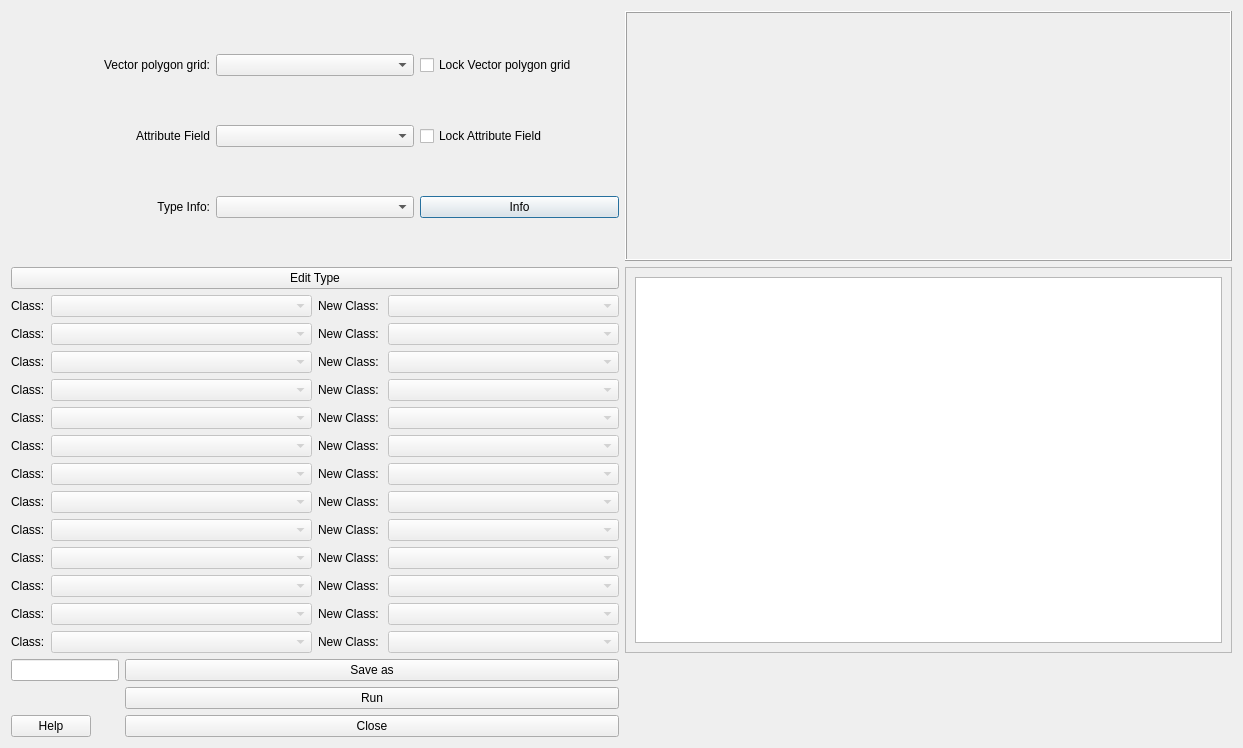
The window that urban_type_creator/tabs/urban_type_creator_tab.ui (gusbacos/SUEWS-Database-manager) describes before a commit, drawn with Qt 5.
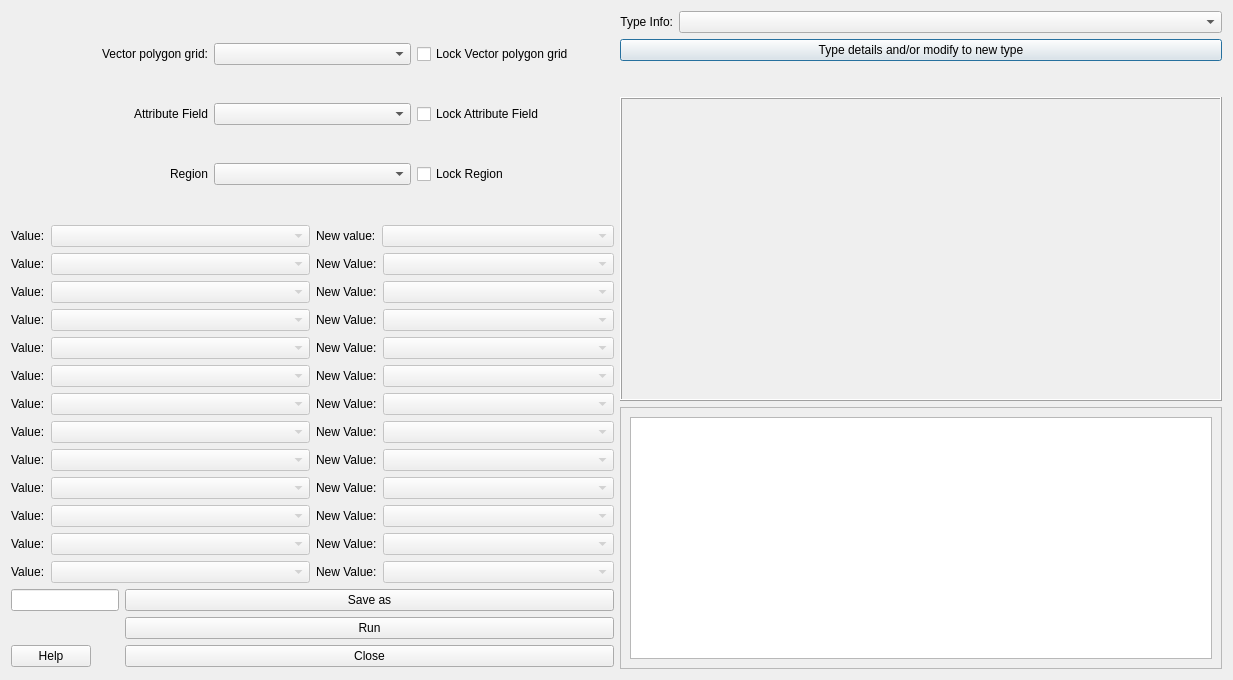
The same window after the commit. Custom widgets are drawn as their Qt base class.

Patch:
```diff
--- a/urban_type_creator/tabs/urban_type_creator_tab.ui
+++ b/urban_type_creator/tabs/urban_type_creator_tab.ui
@@ -6,19 +6,29 @@
    <rect>
     <x>0</x>
     <y>0</y>
-    <width>1243</width>
-    <height>689</height>
+    <width>1233</width>
+    <height>680</height>
    </rect>
   </property>
   <property name="windowTitle">
    <string>Urban_type_creator</string>
   </property>
   <layout class="QGridLayout" name="gridLayout_2">
-   <item row="0" column="0">
+   <item row="0" column="0" rowspan="2">
     <layout class="QGridLayout" name="gridLayout">
      <property name="sizeConstraint">
       <enum>QLayout::SetMaximumSize</enum>
      </property>
+     <item row="1" column="0">
+      <widget class="QLabel" name="label_2">
+       <property name="text">
+        <string>Attribute Field</string>
+       </property>
+       <property name="alignment">
+        <set>Qt::AlignRight|Qt::AlignTrailing|Qt::AlignVCenter</set>
+       </property>
+      </widget>
+     </item>
      <item row="1" column="2">
       <widget class="QCheckBox" name="checkBoxA">
        <property name="text">
@@ -26,57 +36,27 @@
        </property>
       </widget>
      </item>
-     <item row="2" column="1">
-      <widget class="QComboBox" name="comboBoxType">
-       <property name="enabled">
-        <bool>true</bool>
-       </property>
-       <property name="currentIndex">
-        <number>-1</number>
-       </property>
-      </widget>
-     </item>
-     <item row="0" column="2">
-      <widget class="QCheckBox" name="checkBoxV">
-       <property name="text">
-        <string>Lock Vector polygon grid</string>
-       </property>
-      </widget>
-     </item>
      <item row="2" column="2">
-      <widget class="QPushButton" name="typeInfoButton">
+      <widget class="QCheckBox" name="checkBoxA_2">
        <property name="text">
-        <string>Info</string>
+        <string>Lock Region</string>
        </property>
       </widget>
      </item>
      <item row="2" column="0">
-      <widget class="QLabel" name="label_4">
+      <widget class="QLabel" name="label_3">
        <property name="text">
-        <string>Type Info:</string>
+        <string>Region</string>
        </property>
        <property name="alignment">
         <set>Qt::AlignRight|Qt::AlignTrailing|Qt::AlignVCenter</set>
        </property>
       </widget>
      </item>
-     <item row="0" column="0">
-      <widget class="QLabel" name="label">
-       <property name="text">
-        <string>Vector polygon grid:</string>
-       </property>
-       <property name="alignment">
-        <set>Qt::AlignRight|Qt::AlignTrailing|Qt::AlignVCenter</set>
-       </property>
-      </widget>
-     </item>
-     <item row="1" column="0">
-      <widget class="QLabel" name="label_2">
-       <property name="text">
-        <string>Attribute Field</string>
-       </property>
-       <property name="alignment">
-        <set>Qt::AlignRight|Qt::AlignTrailing|Qt::AlignVCenter</set>
+     <item row="1" column="1">
+      <widget class="QComboBox" name="comboBoxField">
+       <property name="enabled">
+        <bool>true</bool>
        </property>
       </widget>
      </item>
@@ -90,8 +70,25 @@
        </property>
       </widget>
      </item>
-     <item row="1" column="1">
-      <widget class="QComboBox" name="comboBoxField">
+     <item row="0" column="0">
+      <widget class="QLabel" name="label">
+       <property name="text">
+        <string>Vector polygon grid:</string>
+       </property>
+       <property name="alignment">
+        <set>Qt::AlignRight|Qt::AlignTrailing|Qt::AlignVCenter</set>
+       </property>
+      </widget>
+     </item>
+     <item row="0" column="2">
+      <widget class="QCheckBox" name="checkBoxV">
+       <property name="text">
+        <string>Lock Vector polygon grid</string>
+       </property>
+      </widget>
+     </item>
+     <item row="2" column="1">
+      <widget class="QComboBox" name="comboBoxField_2">
        <property name="enabled">
         <bool>true</bool>
        </property>
@@ -100,6 +97,40 @@
     </layout>
    </item>
    <item row="0" column="1">
+    <layout class="QFormLayout" name="formLayout">
+     <item row="0" column="0">
+      <widget class="QLabel" name="label_4">
+       <property name="text">
+        <string>Type Info:</string>
+       </property>
+       <property name="alignment">
+        <set>Qt::AlignRight|Qt::AlignTrailing|Qt::AlignVCenter</set>
+       </property>
+      </widget>
+     </item>
+     <item row="0" column="1">
+      <widget class="QComboBox" name="comboBoxType">
+       <property name="enabled">
+        <bool>true</bool>
+       </property>
+       <property name="currentIndex">
+        <number>-1</number>
+       </property>
+      </widget>
+     </item>
+     <item row="1" column="0" colspan="2">
+      <widget class="QPushButton" name="editTypeButton">
+       <property name="enabled">
+        <bool>true</bool>
+       </property>
+       <property name="text">
+        <string>Type details and/or modify to new type</string>
+       </property>
+      </widget>
+     </item>
+    </layout>
+   </item>
+   <item row="1" column="1" rowspan="2">
     <widget class="QLabel" name="Qlabel">
      <property name="sizePolicy">
       <sizepolicy hsizetype="Preferred" vsizetype="Fixed">
@@ -136,57 +167,14 @@
      </property>
     </widget>
    </item>
-   <item row="1" column="0">
-    <widget class="QPushButton" name="editClassButton_1">
-     <property name="enabled">
-      <bool>true</bool>
-     </property>
-     <property name="text">
-      <string>Edit Type</string>
-     </property>
-    </widget>
-   </item>
-   <item row="1" column="1" rowspan="2">
-    <widget class="QFrame" name="frame">
-     <property name="sizePolicy">
-      <sizepolicy hsizetype="Preferred" vsizetype="Preferred">
-       <horstretch>0</horstretch>
-       <verstretch>0</verstretch>
-      </sizepolicy>
-     </property>
-     <property name="minimumSize">
-      <size>
-       <width>0</width>
-       <height>250</height>
-      </size>
-     </property>
-     <property name="maximumSize">
-      <size>
-       <width>16777215</width>
-       <height>500</height>
-      </size>
-     </property>
-     <property name="frameShape">
-      <enum>QFrame::StyledPanel</enum>
-     </property>
-     <property name="frameShadow">
-      <enum>QFrame::Raised</enum>
-     </property>
-     <layout class="QVBoxLayout" name="verticalLayout">
-      <item>
-       <widget class="QTextBrowser" name="textBrowser"/>
-      </item>
-     </layout>
-    </widget>
-   </item>
-   <item row="2" column="0">
+   <item row="2" column="0" rowspan="2">
     <layout class="QGridLayout" name="gridLayout_3">
      <item row="11" column="1">
       <layout class="QFormLayout" name="formLayout_26">
        <item row="0" column="0">
         <widget class="QLabel" name="label_29">
          <property name="text">
-          <string>&lt;html&gt;&lt;head/&gt;&lt;body&gt;&lt;p&gt;New Class: &lt;/p&gt;&lt;/body&gt;&lt;/html&gt;</string>
+          <string>&lt;html&gt;&lt;head/&gt;&lt;body&gt;&lt;p&gt;New Value:&lt;/p&gt;&lt;/body&gt;&lt;/html&gt;</string>
          </property>
         </widget>
        </item>
@@ -204,7 +192,7 @@
        <item row="0" column="0">
         <widget class="QLabel" name="CBlabel3_8">
          <property name="text">
-          <string>&lt;html&gt;&lt;head/&gt;&lt;body&gt;&lt;p&gt;Class:&lt;/p&gt;&lt;/body&gt;&lt;/html&gt;</string>
+          <string>&lt;html&gt;&lt;head/&gt;&lt;body&gt;&lt;p&gt;Value:&lt;/p&gt;&lt;/body&gt;&lt;/html&gt;</string>
          </property>
         </widget>
        </item>
@@ -225,7 +213,7 @@
        <item row="0" column="0">
         <widget class="QLabel" name="CBlabel3_13">
          <property name="text">
-          <string>&lt;html&gt;&lt;head/&gt;&lt;body&gt;&lt;p&gt;Class:&lt;/p&gt;&lt;/body&gt;&lt;/html&gt;</string>
+          <string>&lt;html&gt;&lt;head/&gt;&lt;body&gt;&lt;p&gt;Value:&lt;/p&gt;&lt;/body&gt;&lt;/html&gt;</string>
          </property>
         </widget>
        </item>
@@ -246,7 +234,7 @@
        <item row="0" column="0">
         <widget class="QLabel" name="label_28">
          <property name="text">
-          <string>&lt;html&gt;&lt;head/&gt;&lt;body&gt;&lt;p&gt;New Class: &lt;/p&gt;&lt;/body&gt;&lt;/html&gt;</string>
+          <string>&lt;html&gt;&lt;head/&gt;&lt;body&gt;&lt;p&gt;New Value:&lt;/p&gt;&lt;/body&gt;&lt;/html&gt;</string>
          </property>
         </widget>
        </item>
@@ -264,7 +252,7 @@
        <item row="0" column="0">
         <widget class="QLabel" name="CBlabel3_14">
          <property name="text">
-          <string>&lt;html&gt;&lt;head/&gt;&lt;body&gt;&lt;p&gt;Class:&lt;/p&gt;&lt;/body&gt;&lt;/html&gt;</string>
+          <string>&lt;html&gt;&lt;head/&gt;&lt;body&gt;&lt;p&gt;Value:&lt;/p&gt;&lt;/body&gt;&lt;/html&gt;</string>
          </property>
         </widget>
        </item>
@@ -285,7 +273,7 @@
        <item row="0" column="0">
         <widget class="QLabel" name="label_31">
          <property name="text">
-          <string>&lt;html&gt;&lt;head/&gt;&lt;body&gt;&lt;p&gt;New Class: &lt;/p&gt;&lt;/body&gt;&lt;/html&gt;</string>
+          <string>&lt;html&gt;&lt;head/&gt;&lt;body&gt;&lt;p&gt;New Value:&lt;/p&gt;&lt;/body&gt;&lt;/html&gt;</string>
          </property>
         </widget>
        </item>
@@ -303,7 +291,7 @@
        <item row="0" column="0">
         <widget class="QLabel" name="CBlabel3_9">
          <property name="text">
-          <string>&lt;html&gt;&lt;head/&gt;&lt;body&gt;&lt;p&gt;Class:&lt;/p&gt;&lt;/body&gt;&lt;/html&gt;</string>
+          <string>&lt;html&gt;&lt;head/&gt;&lt;body&gt;&lt;p&gt;Value:&lt;/p&gt;&lt;/body&gt;&lt;/html&gt;</string>
          </property>
         </widget>
        </item>
@@ -324,7 +312,7 @@
        <item row="0" column="0">
         <widget class="QLabel" name="label_30">
          <property name="text">
-          <string>&lt;html&gt;&lt;head/&gt;&lt;body&gt;&lt;p&gt;New Class: &lt;/p&gt;&lt;/body&gt;&lt;/html&gt;</string>
+          <string>&lt;html&gt;&lt;head/&gt;&lt;body&gt;&lt;p&gt;New Value:&lt;/p&gt;&lt;/body&gt;&lt;/html&gt;</string>
          </property>
         </widget>
        </item>
@@ -342,7 +330,7 @@
        <item row="0" column="0">
         <widget class="QLabel" name="CBlabel3_7">
          <property name="text">
-          <string>&lt;html&gt;&lt;head/&gt;&lt;body&gt;&lt;p&gt;Class:&lt;/p&gt;&lt;/body&gt;&lt;/html&gt;</string>
+          <string>&lt;html&gt;&lt;head/&gt;&lt;body&gt;&lt;p&gt;Value:&lt;/p&gt;&lt;/body&gt;&lt;/html&gt;</string>
          </property>
         </widget>
        </item>
@@ -363,7 +351,7 @@
        <item row="0" column="0">
         <widget class="QLabel" name="label_27">
          <property name="text">
-          <string>&lt;html&gt;&lt;head/&gt;&lt;body&gt;&lt;p&gt;New Class: &lt;/p&gt;&lt;/body&gt;&lt;/html&gt;</string>
+          <string>&lt;html&gt;&lt;head/&gt;&lt;body&gt;&lt;p&gt;New Value:&lt;/p&gt;&lt;/body&gt;&lt;/html&gt;</string>
          </property>
         </widget>
        </item>
@@ -391,7 +379,7 @@
        <item row="0" column="0">
         <widget class="QLabel" name="CBlabel3_16">
          <property name="text">
-          <string>&lt;html&gt;&lt;head/&gt;&lt;body&gt;&lt;p&gt;Class:&lt;/p&gt;&lt;/body&gt;&lt;/html&gt;</string>
+          <string>&lt;html&gt;&lt;head/&gt;&lt;body&gt;&lt;p&gt;Value:&lt;/p&gt;&lt;/body&gt;&lt;/html&gt;</string>
          </property>
         </widget>
        </item>
@@ -402,7 +390,7 @@
        <item row="0" column="0">
         <widget class="QLabel" name="label_34">
          <property name="text">
-          <string>&lt;html&gt;&lt;head/&gt;&lt;body&gt;&lt;p&gt;New Class: &lt;/p&gt;&lt;/body&gt;&lt;/html&gt;</string>
+          <string>&lt;html&gt;&lt;head/&gt;&lt;body&gt;&lt;p&gt;New value:&lt;/p&gt;&lt;/body&gt;&lt;/html&gt;</string>
          </property>
         </widget>
        </item>
@@ -420,7 +408,7 @@
        <item row="0" column="0">
         <widget class="QLabel" name="CBlabel3_11">
          <property name="text">
-          <string>&lt;html&gt;&lt;head/&gt;&lt;body&gt;&lt;p&gt;Class:&lt;/p&gt;&lt;/body&gt;&lt;/html&gt;</string>
+          <string>&lt;html&gt;&lt;head/&gt;&lt;body&gt;&lt;p&gt;Value:&lt;/p&gt;&lt;/body&gt;&lt;/html&gt;</string>
          </property>
         </widget>
        </item>
@@ -441,7 +429,7 @@
        <item row="0" column="0">
         <widget class="QLabel" name="CBlabel3_12">
          <property name="text">
-          <string>&lt;html&gt;&lt;head/&gt;&lt;body&gt;&lt;p&gt;Class:&lt;/p&gt;&lt;/body&gt;&lt;/html&gt;</string>
+          <string>&lt;html&gt;&lt;head/&gt;&lt;body&gt;&lt;p&gt;Value:&lt;/p&gt;&lt;/body&gt;&lt;/html&gt;</string>
          </property>
         </widget>
        </item>
@@ -462,7 +450,7 @@
        <item row="0" column="0">
         <widget class="QLabel" name="CBlabel3_6">
          <property name="text">
-          <string>&lt;html&gt;&lt;head/&gt;&lt;body&gt;&lt;p&gt;Class:&lt;/p&gt;&lt;/body&gt;&lt;/html&gt;</string>
+          <string>&lt;html&gt;&lt;head/&gt;&lt;body&gt;&lt;p&gt;Value:&lt;/p&gt;&lt;/body&gt;&lt;/html&gt;</string>
          </property>
         </widget>
        </item>
@@ -483,7 +471,7 @@
        <item row="0" column="0">
         <widget class="QLabel" name="label_25">
          <property name="text">
-          <string>&lt;html&gt;&lt;head/&gt;&lt;body&gt;&lt;p&gt;New Class: &lt;/p&gt;&lt;/body&gt;&lt;/html&gt;</string>
+          <string>&lt;html&gt;&lt;head/&gt;&lt;body&gt;&lt;p&gt;New Value:&lt;/p&gt;&lt;/body&gt;&lt;/html&gt;</string>
          </property>
         </widget>
        </item>
@@ -501,7 +489,7 @@
        <item row="0" column="0">
         <widget class="QLabel" name="label_33">
          <property name="text">
-          <string>&lt;html&gt;&lt;head/&gt;&lt;body&gt;&lt;p&gt;New Class: &lt;/p&gt;&lt;/body&gt;&lt;/html&gt;</string>
+          <string>&lt;html&gt;&lt;head/&gt;&lt;body&gt;&lt;p&gt;New Value:&lt;/p&gt;&lt;/body&gt;&lt;/html&gt;</string>
          </property>
         </widget>
        </item>
@@ -519,7 +507,7 @@
        <item row="0" column="0">
         <widget class="QLabel" name="CBlabel3_10">
          <property name="text">
-          <string>&lt;html&gt;&lt;head/&gt;&lt;body&gt;&lt;p&gt;Class:&lt;/p&gt;&lt;/body&gt;&lt;/html&gt;</string>
+          <string>&lt;html&gt;&lt;head/&gt;&lt;body&gt;&lt;p&gt;Value:&lt;/p&gt;&lt;/body&gt;&lt;/html&gt;</string>
          </property>
         </widget>
        </item>
@@ -540,7 +528,7 @@
        <item row="0" column="0">
         <widget class="QLabel" name="CBlabel3_15">
          <property name="text">
-          <string>&lt;html&gt;&lt;head/&gt;&lt;body&gt;&lt;p&gt;Class:&lt;/p&gt;&lt;/body&gt;&lt;/html&gt;</string>
+          <string>&lt;html&gt;&lt;head/&gt;&lt;body&gt;&lt;p&gt;Value:&lt;/p&gt;&lt;/body&gt;&lt;/html&gt;</string>
          </property>
         </widget>
        </item>
@@ -561,7 +549,7 @@
        <item row="0" column="0">
         <widget class="QLabel" name="label_32">
          <property name="text">
-          <string>&lt;html&gt;&lt;head/&gt;&lt;body&gt;&lt;p&gt;New Class: &lt;/p&gt;&lt;/body&gt;&lt;/html&gt;</string>
+          <string>&lt;html&gt;&lt;head/&gt;&lt;body&gt;&lt;p&gt;New Value:&lt;/p&gt;&lt;/body&gt;&lt;/html&gt;</string>
          </property>
         </widget>
        </item>
@@ -586,7 +574,7 @@
        <item row="0" column="0">
         <widget class="QLabel" name="label_26">
          <property name="text">
-          <string>&lt;html&gt;&lt;head/&gt;&lt;body&gt;&lt;p&gt;New Class: &lt;/p&gt;&lt;/body&gt;&lt;/html&gt;</string>
+          <string>&lt;html&gt;&lt;head/&gt;&lt;body&gt;&lt;p&gt;New Value:&lt;/p&gt;&lt;/body&gt;&lt;/html&gt;</string>
          </property>
         </widget>
        </item>
@@ -597,7 +585,7 @@
        <item row="0" column="0">
         <widget class="QLabel" name="CBlabel3_4">
          <property name="text">
-          <string>&lt;html&gt;&lt;head/&gt;&lt;body&gt;&lt;p&gt;Class:&lt;/p&gt;&lt;/body&gt;&lt;/html&gt;</string>
+          <string>&lt;html&gt;&lt;head/&gt;&lt;body&gt;&lt;p&gt;Value:&lt;/p&gt;&lt;/body&gt;&lt;/html&gt;</string>
          </property>
         </widget>
        </item>
@@ -618,7 +606,7 @@
        <item row="0" column="0">
         <widget class="QLabel" name="label_23">
          <property name="text">
-          <string>&lt;html&gt;&lt;head/&gt;&lt;body&gt;&lt;p&gt;New Class: &lt;/p&gt;&lt;/body&gt;&lt;/html&gt;</string>
+          <string>&lt;html&gt;&lt;head/&gt;&lt;body&gt;&lt;p&gt;New Value:&lt;/p&gt;&lt;/body&gt;&lt;/html&gt;</string>
          </property>
         </widget>
        </item>
@@ -636,7 +624,7 @@
        <item row="0" column="0">
         <widget class="QLabel" name="label_22">
          <property name="text">
-          <string>&lt;html&gt;&lt;head/&gt;&lt;body&gt;&lt;p&gt;New Class: &lt;/p&gt;&lt;/body&gt;&lt;/html&gt;</string>
+          <string>&lt;html&gt;&lt;head/&gt;&lt;body&gt;&lt;p&gt;New Value:&lt;/p&gt;&lt;/body&gt;&lt;/html&gt;</string>
          </property>
         </widget>
        </item>
@@ -654,7 +642,7 @@
        <item row="0" column="0">
         <widget class="QLabel" name="label_24">
          <property name="text">
-          <string>&lt;html&gt;&lt;head/&gt;&lt;body&gt;&lt;p&gt;New Class: &lt;/p&gt;&lt;/body&gt;&lt;/html&gt;</string>
+          <string>&lt;html&gt;&lt;head/&gt;&lt;body&gt;&lt;p&gt;New Value:&lt;/p&gt;&lt;/body&gt;&lt;/html&gt;</string>
          </property>
         </widget>
        </item>
@@ -672,7 +660,7 @@
        <item row="0" column="0">
         <widget class="QLabel" name="CBlabel3_5">
          <property name="text">
-          <string>&lt;html&gt;&lt;head/&gt;&lt;body&gt;&lt;p&gt;Class:&lt;/p&gt;&lt;/body&gt;&lt;/html&gt;</string>
+          <string>&lt;html&gt;&lt;head/&gt;&lt;body&gt;&lt;p&gt;Value:&lt;/p&gt;&lt;/body&gt;&lt;/html&gt;</string>
          </property>
         </widget>
        </item>
@@ -690,7 +678,40 @@
      </item>
     </layout>
    </item>
-   <item row="3" column="0">
+   <item row="3" column="1" rowspan="2">
+    <widget class="QFrame" name="frame">
+     <property name="sizePolicy">
+      <sizepolicy hsizetype="Preferred" vsizetype="Preferred">
+       <horstretch>0</horstretch>
+       <verstretch>0</verstretch>
+      </sizepolicy>
+     </property>
+     <property name="minimumSize">
+      <size>
+       <width>0</width>
+       <height>250</height>
+      </size>
+     </property>
+     <property name="maximumSize">
+      <size>
+       <width>16777215</width>
+       <height>500</height>
+      </size>
+     </property>
+     <property name="frameShape">
+      <enum>QFrame::StyledPanel</enum>
+     </property>
+     <property name="frameShadow">
+      <enum>QFrame::Raised</enum>
+     </property>
+     <layout class="QVBoxLayout" name="verticalLayout">
+      <item>
+       <widget class="QTextBrowser" name="textBrowser"/>
+      </item>
+     </layout>
+    </widget>
+   </item>
+   <item row="4" column="0">
     <layout class="QFormLayout" name="formLayout_2">
      <item row="1" column="0">
       <widget class="QLineEdit" name="textOutput"/>
```
